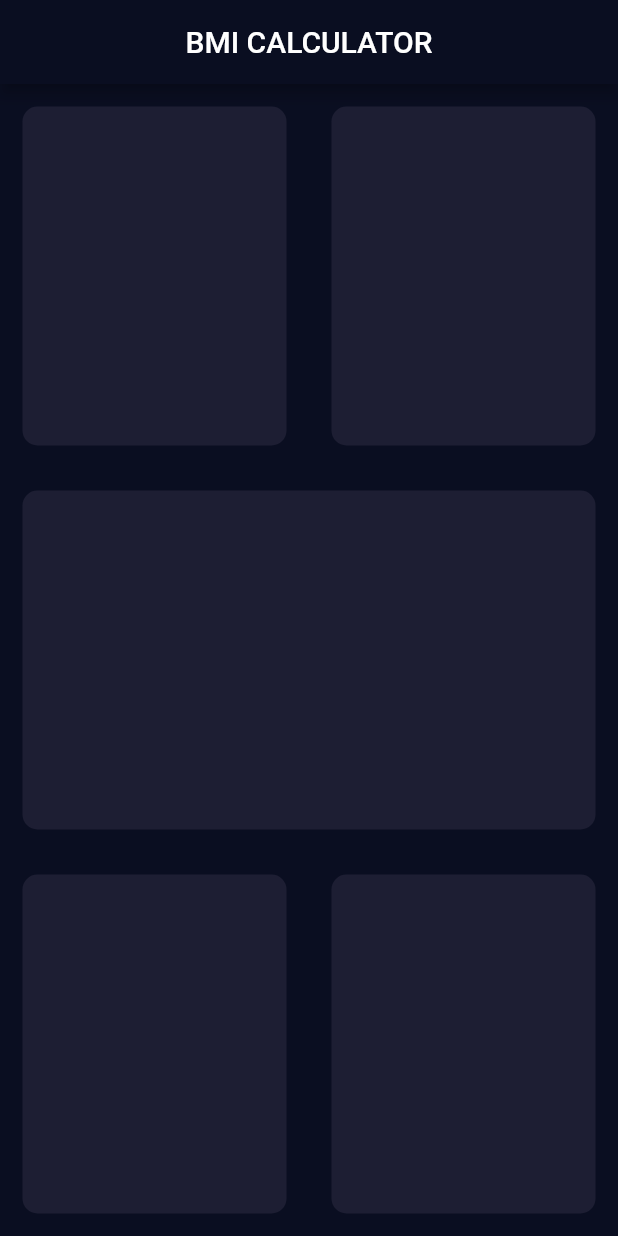
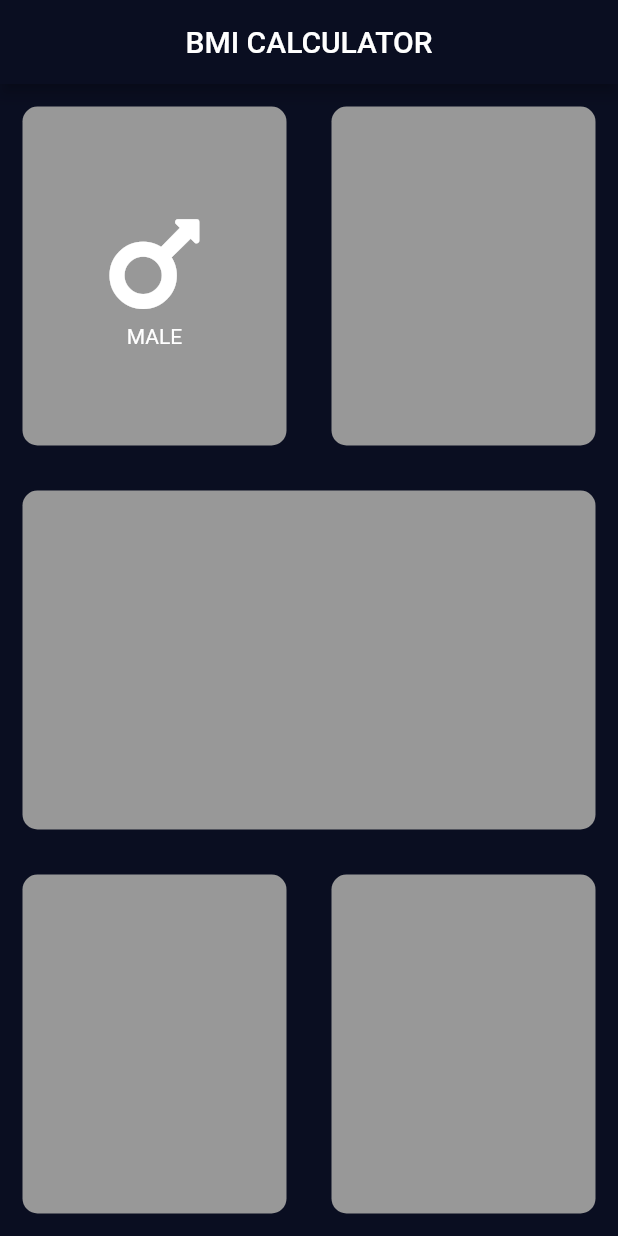
Before and after one commit to cuongnh-1139/flutter_demo, a Flutter app: the screen it shows after launch, on a phone screen of 412 x 824 dp. Run offline on Flutter 3.47's test engine with Material 2 defaults, Android fonts, the phone set to English and light mode, and no system bars; our stand-ins replace font_awesome_flutter.

Commit message:
customize widget

```diff
--- a/lib/input_page.dart
+++ b/lib/input_page.dart
@@ -1,4 +1,5 @@
 import 'package:flutter/material.dart';
+import 'package:font_awesome_flutter/font_awesome_flutter.dart';
 
 class InputPage extends StatefulWidget {
   @override
@@ -19,54 +20,44 @@ class _InputPageState extends State<InputPage> {
             child: Row(
               children: <Widget>[
                 Expanded(
-                  child: Container(
-                    margin: EdgeInsets.all(15.0),
-                    decoration: BoxDecoration(
-                      color: Color(0xFF1D1E33),
-                      borderRadius: BorderRadius.circular(10.0),
+                  child: ReusableCard(
+                    colour: Color(0xFF989898),
+                    cardChild: Column(
+                      mainAxisAlignment: MainAxisAlignment.center,
+                      children: <Widget>[
+                        Icon(
+                          FontAwesomeIcons.mars,
+                          size: 80.0,
+                        ),
+                        Text('MALE')
+                      ],
                     ),
                   ),
                 ),
                 Expanded(
-                  child: Container(
-                    margin: EdgeInsets.all(15.0),
-                    decoration: BoxDecoration(
-                      color: Color(0xFF1D1E33),
-                      borderRadius: BorderRadius.circular(10.0),
-                    ),
+                  child: ReusableCard(
+                    colour: Color(0xFF989898),
                   ),
                 )
               ],
             ),
           ),
           Expanded(
-            child: Container(
-              margin: EdgeInsets.all(15.0),
-              decoration: BoxDecoration(
-                color: Color(0xFF1D1E33),
-                borderRadius: BorderRadius.circular(10.0),
-              ),
+            child: ReusableCard(
+              colour: Color(0xFF989898),
             ),
           ),
           Expanded(
             child: Row(
               children: <Widget>[
                 Expanded(
-                  child: Container(
-                    margin: EdgeInsets.all(15.0),
-                    decoration: BoxDecoration(
-                      color: Color(0xFF1D1E33),
-                      borderRadius: BorderRadius.circular(10.0),
-                    ),
+                  child: ReusableCard(
+                    colour: Color(0xFF989898),
                   ),
                 ),
                 Expanded(
-                  child: Container(
-                    margin: EdgeInsets.all(15.0),
-                    decoration: BoxDecoration(
-                      color: Color(0xFF1D1E33),
-                      borderRadius: BorderRadius.circular(10.0),
-                    ),
+                  child: ReusableCard(
+                    colour: Color(0xFF989898),
                   ),
                 )
               ],
@@ -77,3 +68,22 @@ class _InputPageState extends State<InputPage> {
     );
   }
 }
+
+class ReusableCard extends StatelessWidget {
+  ReusableCard({@required this.colour, this.cardChild});
+
+  final Color colour;
+  final Widget cardChild;
+
+  @override
+  Widget build(BuildContext context) {
+    return Container(
+      margin: EdgeInsets.all(15.0),
+      decoration: BoxDecoration(
+        color: colour,
+        borderRadius: BorderRadius.circular(10.0),
+      ),
+      child: cardChild,
+    );
+  }
+}
--- a/pubspec.yaml
+++ b/pubspec.yaml
@@ -23,6 +23,7 @@ dependencies:
   # The following adds the Cupertino Icons font to your application.
   # Use with the CupertinoIcons class for iOS style icons.
   cupertino_icons: ^0.1.2
+  font_awesome_flutter: ^8.8.1
 
 dev_dependencies:
   flutter_test:
```
Also changed, not shown: pubspec.lock.
